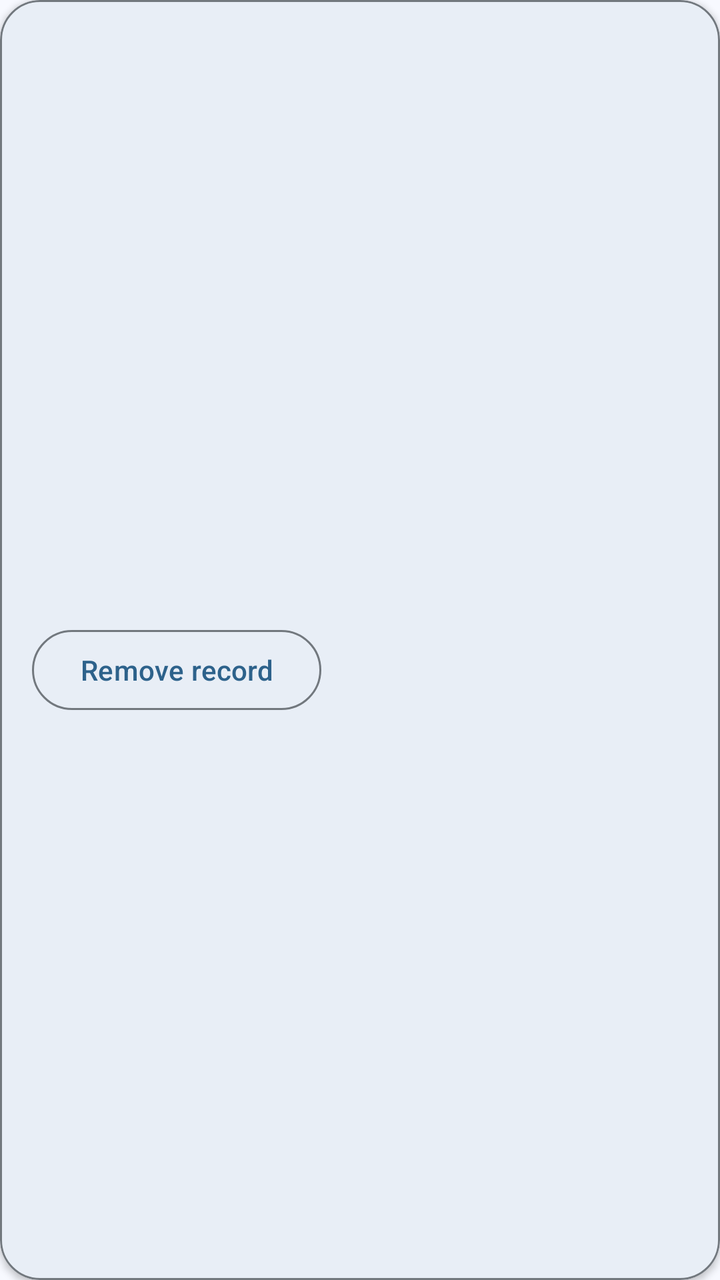
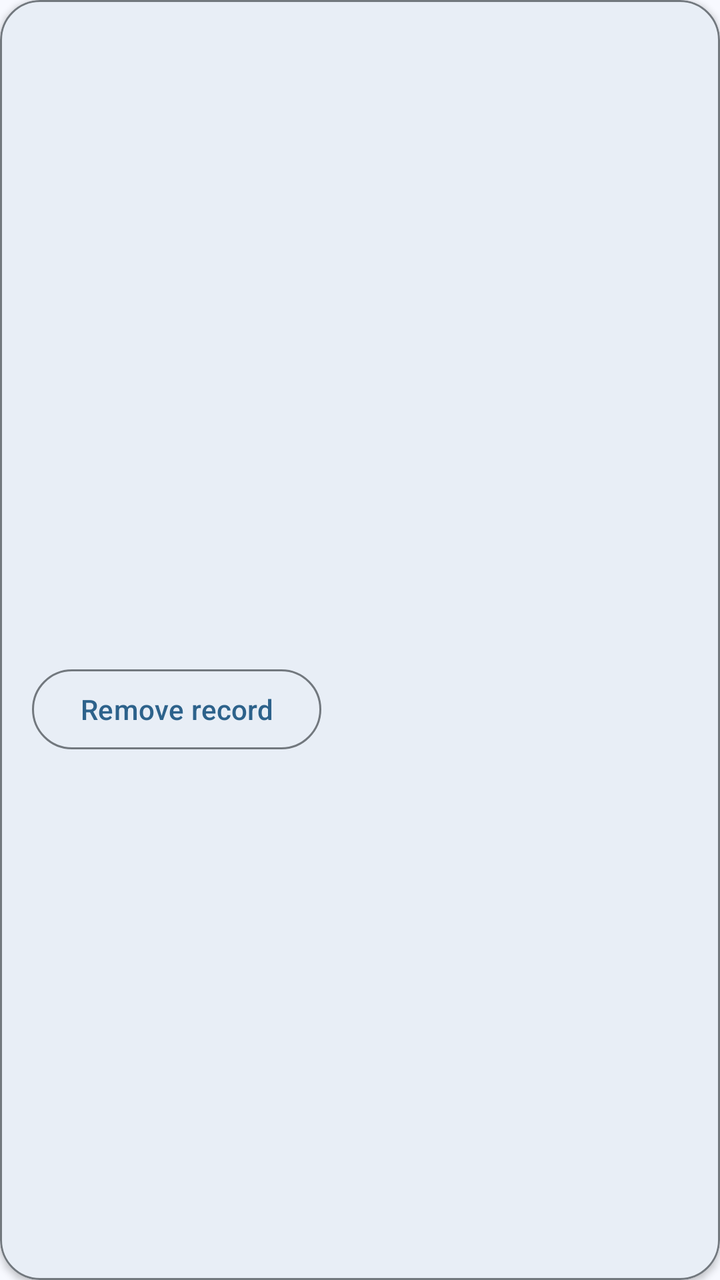

Before-and-after screenshots of an Android layout around one commit, followed by the original layout XML and the change that was made.
<!-- AndroidManifest.xml: application theme Theme.Smart_tourism -->
<!-- res/layout/item_booking.xml -->
<?xml version="1.0" encoding="utf-8"?>
<com.google.android.material.card.MaterialCardView xmlns:android="http://schemas.android.com/apk/res/android"
    xmlns:app="http://schemas.android.com/apk/res-auto"
    android:layout_width="match_parent"
    android:layout_height="wrap_content"
    android:layout_marginBottom="16dp"
    app:cardBackgroundColor="@color/md_theme_surface"
    app:cardCornerRadius="20dp"
    app:cardElevation="2dp"
    app:strokeColor="@color/md_theme_outline"
    app:strokeWidth="1dp">

    <LinearLayout
        android:layout_width="match_parent"
        android:layout_height="wrap_content"
        android:orientation="vertical"
        android:padding="16dp">

        <ImageView
            android:id="@+id/bookingImage"
            android:layout_width="match_parent"
            android:layout_height="140dp"
            android:contentDescription="@string/booking_image_description"
            android:scaleType="centerCrop" />

        <TextView
            android:id="@+id/bookingTitle"
            android:layout_width="match_parent"
            android:layout_height="wrap_content"
            android:layout_marginTop="12dp"
            android:textColor="@color/md_theme_onSurface"
            android:textSize="18sp"
            android:textStyle="bold" />

        <TextView
            android:id="@+id/bookingDate"
            android:layout_width="match_parent"
            android:layout_height="wrap_content"
            android:layout_marginTop="8dp"
            android:textColor="@color/md_theme_onSurface"
            android:textSize="15sp" />

        <TextView
            android:id="@+id/bookingDetails"
            android:layout_width="match_parent"
            android:layout_height="wrap_content"
            android:layout_marginTop="8dp"
            android:textColor="@color/md_theme_onSurfaceVariant"
            android:textSize="14sp" />

        <TextView
            android:id="@+id/bookingReference"
            android:layout_width="match_parent"
            android:layout_height="wrap_content"
            android:layout_marginTop="8dp"
            android:textColor="@color/md_theme_onSurfaceVariant"
            android:textSize="12sp" />

        <TextView
            android:id="@+id/bookingPayment"
            android:layout_width="match_parent"
            android:layout_height="wrap_content"
            android:layout_marginTop="8dp"
            android:textColor="@color/md_theme_onSurfaceVariant"
            android:textSize="14sp" />

        <com.google.android.material.button.MaterialButton
            android:id="@+id/btnRemoveBooking"
            style="@style/Widget.Material3.Button.OutlinedButton"
            android:layout_width="wrap_content"
            android:layout_height="wrap_content"
            android:layout_marginTop="12dp"
            android:text="@string/booking_remove_action"
            android:textAllCaps="false" />
    </LinearLayout>
</com.google.android.material.card.MaterialCardView>
<!-- resources referenced by this layout -->
<resources>
  <color name="md_theme_onSurface">#181C20</color>
  <color name="md_theme_onSurfaceVariant">#42474E</color>
  <color name="md_theme_outline">#72787E</color>
  <color name="md_theme_surface">#F7F9FF</color>
  <string name="booking_image_description">Tour photograph</string>
  <string name="booking_remove_action">Remove record</string>
  <style name="Theme.Smart_tourism" parent="Theme.Material3.Light.NoActionBar">
          <item name="colorPrimary">@color/md_theme_primary</item>
          <item name="colorOnPrimary">@color/md_theme_onPrimary</item>
          <item name="colorPrimaryContainer">@color/md_theme_primaryContainer</item>
          <item name="colorOnPrimaryContainer">@color/md_theme_onPrimaryContainer</item>
  
          <item name="colorSecondary">@color/md_theme_secondary</item>
          <item name="colorOnSecondary">@color/md_theme_onSecondary</item>
          <item name="colorSecondaryContainer">@color/md_theme_secondaryContainer</item>
          <item name="colorOnSecondaryContainer">@color/md_theme_onSecondaryContainer</item>
  
          <item name="colorTertiary">@color/md_theme_tertiary</item>
          <item name="colorOnTertiary">@color/md_theme_onTertiary</item>
          <item name="colorTertiaryContainer">@color/md_theme_tertiaryContainer</item>
          <item name="colorOnTertiaryContainer">@color/md_theme_onTertiaryContainer</item>
  
          <item name="colorError">@color/md_theme_error</item>
          <item name="colorOnError">@color/md_theme_onError</item>
  
          <item name="android:colorBackground">@color/md_theme_background</item>
          <item name="colorOnBackground">@color/md_theme_onBackground</item>
  
          <item name="colorSurface">@color/md_theme_surface</item>
          <item name="colorOnSurface">@color/md_theme_onSurface</item>
          <item name="colorSurfaceVariant">@color/md_theme_surfaceVariant</item>
          <item name="colorOnSurfaceVariant">@color/md_theme_onSurfaceVariant</item>
  
          <item name="colorOutline">@color/md_theme_outline</item>
  
          <item name="android:windowBackground">@color/md_theme_background</item>
  
          
          <item name="android:statusBarColor">@color/md_theme_primaryContainer</item>
          <item name="android:navigationBarColor">@color/md_theme_surface</item>
          <item name="android:windowLightStatusBar">true</item>
  
      </style>
  <color name="md_theme_primary">#2D628B</color>
  <color name="md_theme_onPrimary">#FFFFFF</color>
  <color name="md_theme_primaryContainer">#CDE5FF</color>
  <color name="md_theme_onPrimaryContainer">#094A72</color>
  <color name="md_theme_secondary">#51606F</color>
  <color name="md_theme_onSecondary">#FFFFFF</color>
  <color name="md_theme_secondaryContainer">#D4E4F6</color>
  <color name="md_theme_onSecondaryContainer">#394857</color>
  <color name="md_theme_tertiary">#67587A</color>
  <color name="md_theme_onTertiary">#FFFFFF</color>
  <color name="md_theme_tertiaryContainer">#EDDCFF</color>
  <color name="md_theme_onTertiaryContainer">#4F4061</color>
  <color name="md_theme_error">#BA1A1A</color>
  <color name="md_theme_onError">#FFFFFF</color>
  <color name="md_theme_background">#F7F9FF</color>
  <color name="md_theme_onBackground">#181C20</color>
  <color name="md_theme_surfaceVariant">#DEE3EB</color>
</resources>

<!-- the commit's change to res/layout/item_booking.xml (unified diff, before → after) -->
@@ -24,10 +24,19 @@
             android:scaleType="centerCrop" />
 
         <TextView
+            android:id="@+id/bookingType"
+            android:layout_width="match_parent"
+            android:layout_height="wrap_content"
+            android:layout_marginTop="10dp"
+            android:textColor="@color/md_theme_primary"
+            android:textSize="13sp"
+            android:textStyle="bold" />
+
+        <TextView
             android:id="@+id/bookingTitle"
             android:layout_width="match_parent"
             android:layout_height="wrap_content"
-            android:layout_marginTop="12dp"
+            android:layout_marginTop="4dp"
             android:textColor="@color/md_theme_onSurface"
             android:textSize="18sp"
             android:textStyle="bold" />
<!-- resource entries referenced after the edit -->
@@ -4,7 +4,7 @@
   <color name="md_theme_onSurfaceVariant">#42474E</color>
   <color name="md_theme_outline">#72787E</color>
   <color name="md_theme_surface">#F7F9FF</color>
-  <string name="booking_image_description">Tour photograph</string>
+  <string name="booking_image_description">Service image</string>
   <string name="booking_remove_action">Remove record</string>
   <style name="Theme.Smart_tourism" parent="Theme.Material3.Light.NoActionBar">
           <item name="colorPrimary">@color/md_theme_primary</item>
